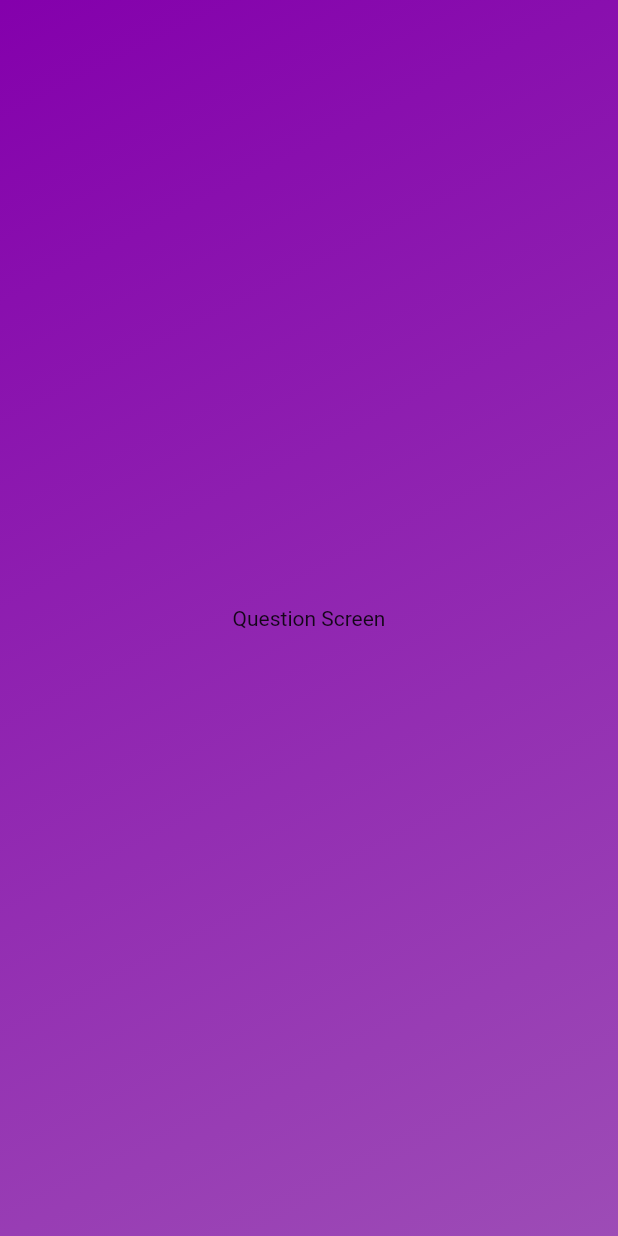
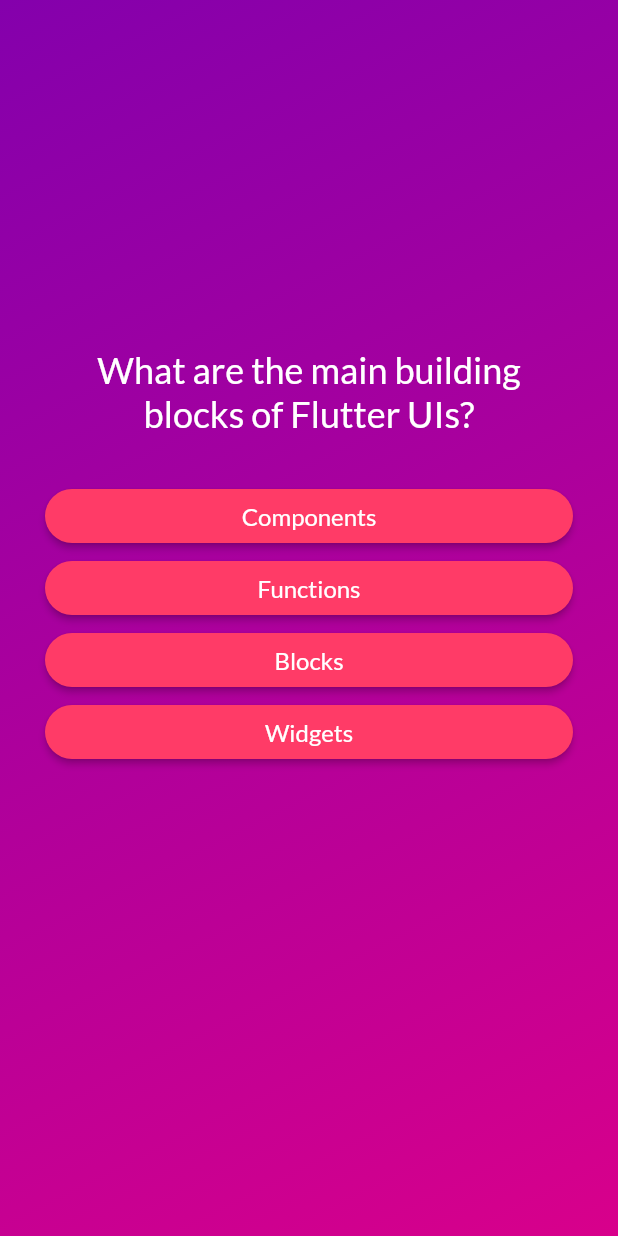
Before and after one commit to Napatji/Flutter, a Flutter app: the screen it shows after launch, after a tap on "Start Quiz", on a phone screen of 412 x 824 dp. Run offline on Flutter 3.47's test engine with Material 2 defaults, Android fonts, the phone set to English and light mode, and no system bars; our stand-ins replace google_fonts.

Commit message:
add custom button

```diff
--- /dev/null
+++ b/quiz_app/lib/data/quiz_example.dart
@@ -0,0 +1,56 @@
+//Components
+import 'package:quiz_app/models/quiz_model.dart';
+
+const quizExample = [
+  QuizModel(
+    'What are the main building blocks of Flutter UIs?',
+    [
+      'Widgets',
+      'Components',
+      'Blocks',
+      'Functions',
+    ],
+  ),
+  QuizModel('How are Flutter UIs built?', [
+    'By combining widgets in code',
+    'By combining widgets in a visual editor',
+    'By defining widgets in config files',
+    'By using XCode for iOS and Android Studio for Android',
+  ]),
+  QuizModel(
+    'What\'s the purpose of a StatefulWidget?',
+    [
+      'Update UI as data changes',
+      'Update data as UI changes',
+      'Ignore data changes',
+      'Render UI that does not depend on data',
+    ],
+  ),
+  QuizModel(
+    'Which widget should you try to use more often: StatelessWidget or StatefulWidget?',
+    [
+      'StatelessWidget',
+      'StatefulWidget',
+      'Both are equally good',
+      'None of the above',
+    ],
+  ),
+  QuizModel(
+    'What happens if you change data in a StatelessWidget?',
+    [
+      'The UI is not updated',
+      'The UI is updated',
+      'The closest StatefulWidget is updated',
+      'Any nested StatefulWidgets are updated',
+    ],
+  ),
+  QuizModel(
+    'How should you update data inside of StatefulWidgets?',
+    [
+      'By calling setState()',
+      'By calling updateData()',
+      'By calling updateUI()',
+      'By calling updateState()',
+    ],
+  ),
+];
--- a/quiz_app/lib/main.dart
+++ b/quiz_app/lib/main.dart
@@ -11,8 +11,10 @@ void main() {
         decoration: const BoxDecoration(
           gradient: LinearGradient(
             colors: [
-              Color.fromARGB(255, 132, 0, 172),
-              Color.fromARGB(255, 157, 76, 182)
+              // Color.fromARGB(255, 132, 0, 172),
+              // Color.fromARGB(255, 157, 76, 182)
+              Color(0xFF8400AC),
+              Color(0xFFD8008B),
             ],
             begin: Alignment.topLeft,
             end: Alignment.bottomRight,
--- /dev/null
+++ b/quiz_app/lib/models/quiz_model.dart
@@ -0,0 +1,12 @@
+class QuizModel {
+  const QuizModel(this.text, this.answer);
+
+  final String text;
+  final List<String> answer;
+
+  List<String> getShuffleAnswer() {
+    final shuffleAnswer = List.of(answer);
+    shuffleAnswer.shuffle();
+    return shuffleAnswer;
+  }
+}
--- a/quiz_app/lib/question_screen.dart
+++ b/quiz_app/lib/question_screen.dart
@@ -1,5 +1,10 @@
 //Package
 import 'package:flutter/material.dart';
+import 'package:google_fonts/google_fonts.dart';
+
+//Components
+import 'package:quiz_app/data/quiz_example.dart';
+import 'package:quiz_app/widgets/answer_btn.dart';
 
 class QuestionScreen extends StatefulWidget {
   const QuestionScreen({super.key});
@@ -11,12 +16,72 @@ class QuestionScreen extends StatefulWidget {
 }
 
 class _QuestionScreen extends State<QuestionScreen> {
+  bool isDone = false;
+  int _count = 0;
+
+  void nextQuestion() {
+    setState(() {
+      if (_count == quizExample.length - 2) {
+        _count += 1;
+        isDone = true;
+      } else if (_count < quizExample.length - 1) {
+        _count += 1;
+      }
+    });
+  }
+
+  void selectedAnswer() {}
+
   @override
   Widget build(BuildContext context) {
-    return (const Center(
-      child: Column(
-        mainAxisSize: MainAxisSize.min,
-        children: [Text('Question Screen')],
+    var currentQuiz = quizExample[_count];
+    Widget btn;
+
+    if (!isDone) {
+      btn = const SizedBox(
+        height: 50,
+      );
+    } else {
+      btn = ElevatedButton.icon(
+          icon: const Icon(Icons.done),
+          style: ElevatedButton.styleFrom(
+              backgroundColor: const Color(0xFF00BFB0),
+              shape: const RoundedRectangleBorder(
+                  borderRadius: BorderRadius.all(Radius.circular(50)))),
+          onPressed: () {},
+          label: const Text('Submit'));
+    }
+
+    return (Center(
+      child: Container(
+        margin: const EdgeInsets.symmetric(vertical: 0, horizontal: 30),
+        child: Column(
+          mainAxisSize: MainAxisSize.min,
+          crossAxisAlignment: CrossAxisAlignment.stretch,
+          children: [
+            Text(
+              currentQuiz.text,
+              style: GoogleFonts.lato(
+                color: Colors.white,
+                fontSize: 24,
+              ),
+              textAlign: TextAlign.center,
+            ),
+            const SizedBox(
+              height: 30,
+            ),
+            ...currentQuiz.getShuffleAnswer().map((answer) {
+              return AnswerButton(
+                text: answer,
+                onClick: nextQuestion,
+              );
+            }),
+            const SizedBox(
+              height: 30,
+            ),
+            btn,
+          ],
+        ),
       ),
     ));
   }
--- /dev/null
+++ b/quiz_app/lib/widgets/answer_btn.dart
@@ -0,0 +1,30 @@
+//Package
+import 'package:flutter/material.dart';
+import 'package:google_fonts/google_fonts.dart';
+
+class AnswerButton extends StatelessWidget {
+  const AnswerButton({super.key, required this.text, required this.onClick});
+
+  final String text;
+  final void Function() onClick;
+
+  @override
+  Widget build(BuildContext context) {
+    return ElevatedButton(
+      onPressed: onClick,
+      style: ElevatedButton.styleFrom(
+        backgroundColor: const Color(0xFFFF3B67),
+        shape: const RoundedRectangleBorder(
+            borderRadius: BorderRadius.all(Radius.circular(50))),
+      ),
+      child: Text(
+        text,
+        style: GoogleFonts.lato(
+          color: Colors.white,
+          fontSize: 16,
+        ),
+        textAlign: TextAlign.center,
+      ),
+    );
+  }
+}
--- a/quiz_app/pubspec.yaml
+++ b/quiz_app/pubspec.yaml
@@ -35,6 +35,7 @@ dependencies:
   # The following adds the Cupertino Icons font to your application.
   # Use with the CupertinoIcons class for iOS style icons.
   cupertino_icons: ^1.0.2
+  google_fonts: ^4.0.5
 
 dev_dependencies:
   flutter_test:
```
Also changed, not shown: quiz_app/pubspec.lock, 1 other file.
